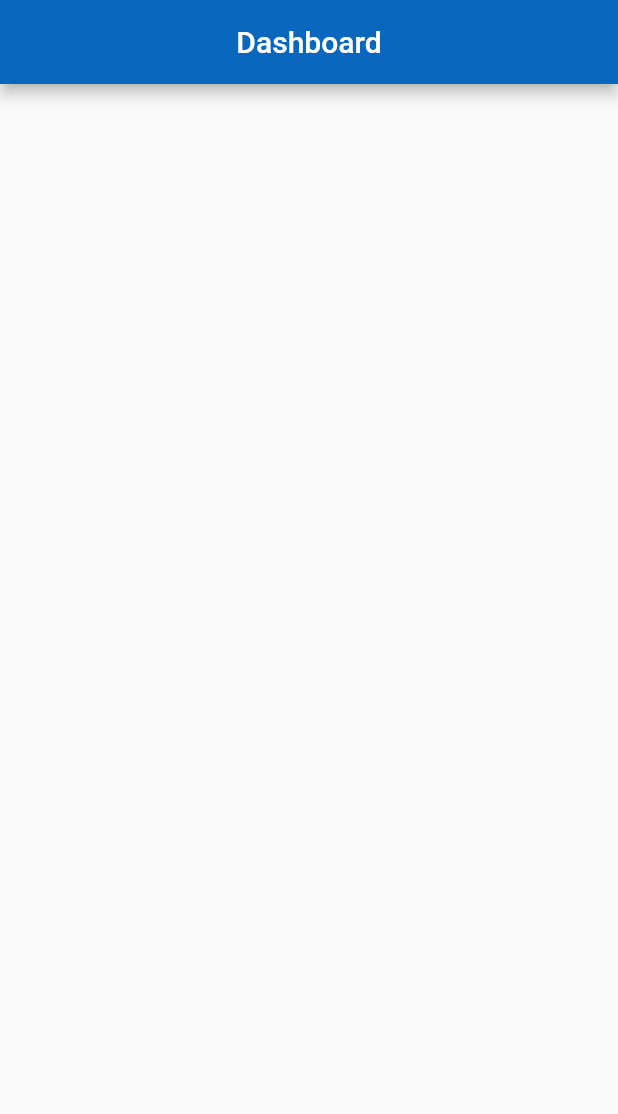
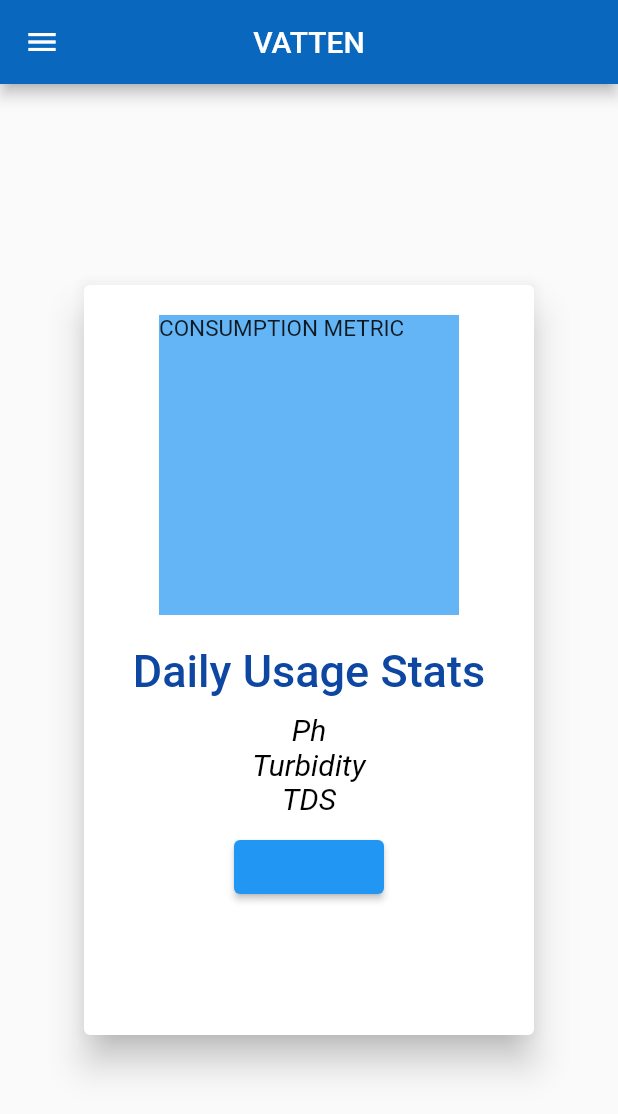
Before and after one commit to pravinpk024/Vatten, a Flutter app: the Mydash screen opened directly, on a phone screen of 412 x 824 dp. Shown: the top 1114 px of the screen. Run offline on Flutter 3.47's test engine with Material 2 defaults, Android fonts, the phone set to English and light mode, and no system bars; our stand-ins replace cloud_firestore, firebase_auth, firebase_core, pinput; missing offline and left inert: dart:html; accounts and stored records are empty.

Commit message:
vatten updated

```diff
--- a/vatten/lib/dash.dart
+++ b/vatten/lib/dash.dart
@@ -1,24 +1,199 @@
+// ignore_for_file: unused_import, prefer_const_constructors
+import 'dart:html';
+
 import 'package:flutter/material.dart';
 import 'package:url_launcher/url_launcher.dart';
 import 'package:url_launcher/url_launcher_string.dart';
 import 'package:vatten/phone.dart';
+import 'package:vatten/draw.dart';
 
-import 'draw.dart';
-
-class Mydash extends StatelessWidget {
+class Mydash extends StatefulWidget {
   const Mydash({super.key});
 
+  @override
+  State<Mydash> createState() => _MydashState();
+}
+
+class _MydashState extends State<Mydash> {
   @override
   Widget build(BuildContext context) {
     return Scaffold(
       appBar: AppBar(
         centerTitle: true,
         title: const Text(
-          'Dashboard',
+          'VATTEN',
         ),
         backgroundColor: Color.fromARGB(255, 10, 103, 190),
       ),
-      //body: const Mydraw()
+      body: Center(
+        /** Card Widget **/
+        child: Card(
+          elevation: 10,
+          shadowColor: Colors.black,
+          color: Colors.blueAccent[10],
+          child: SizedBox(
+            width: 300,
+            height: 500,
+            child: Padding(
+              padding: const EdgeInsets.all(20.0),
+              child: Column(
+                children: [
+                  Container(
+                    height: 200,
+                    width: 200,
+                    color: Colors.blue[300],
+                    child: Text("CONSUMPTION METRIC",
+                        style: TextStyle(fontSize: 15)),
+                  ),
+                  const SizedBox(
+                    height: 20,
+                  ), //SizedBox
+
+                  Text(
+                    'Daily Usage Stats',
+                    style: TextStyle(
+                      fontSize: 30,
+                      decorationThickness: 10,
+                      color: Colors.blue[900],
+                      fontWeight: FontWeight.w500,
+                    ), //Textstyle
+                  ), //Text
+                  const SizedBox(
+                    height: 10,
+                  ), //SizedBox
+                  const Text(
+                    'Ph',
+                    style: TextStyle(
+                      fontSize: 20,
+                      fontStyle: FontStyle.italic,
+                      color: Colors.black,
+                    ), //Textstyle
+                  ),
+                  const Text(
+                    'Turbidity',
+                    style: TextStyle(
+                      fontSize: 20,
+                      fontStyle: FontStyle.italic,
+                      color: Colors.black,
+                    ), //Textstyle
+                  ),
+                  const Text(
+                    'TDS',
+                    style: TextStyle(
+                      fontSize: 20,
+                      fontStyle: FontStyle.italic,
+                      color: Colors.black,
+                    ), //Textstyle
+                  ), //Text
+                  const SizedBox(
+                    height: 10,
+                  ), //SizedBox
+                  SizedBox(
+                    width: 100,
+                    child: ElevatedButton(
+                      onPressed: () => 'Null',
+                      style: ButtonStyle(
+                          backgroundColor:
+                              MaterialStateProperty.all(Colors.blue)),
+                      child: Padding(
+                        padding: const EdgeInsets.all(4),
+                      ),
+                    ),
+                  ) //SizedBox
+                ],
+              ), //Column
+            ), //Padding
+          ), //SizedBox
+        ), //Card
+      ), //Center
+
+      drawer: Drawer(
+        child: ListView(
+          // Important: Remove any padding from the ListView.
+          padding: EdgeInsets.zero,
+          children: [
+            const DrawerHeader(
+              decoration: BoxDecoration(
+                color: Colors.blue,
+              ),
+              child: Text('Navigation Bar'),
+            ),
+            ListTile(
+              leading: Icon(
+                Icons.home,
+              ),
+              title: const Text('Home'),
+              onTap: () {
+                Navigator.pop(context);
+              },
+            ),
+            ListTile(
+              leading: Icon(
+                Icons.person,
+              ),
+              title: const Text('Profile'),
+              onTap: () {
+                Navigator.pop(context);
+              },
+            ),
+            ListTile(
+              leading: Icon(
+                Icons.analytics,
+              ),
+              title: const Text('Usage Stats'),
+              onTap: () {
+                Navigator.pop(context);
+              },
+            ),
+            ListTile(
+              leading: Icon(
+                Icons.payment,
+              ),
+              title: const Text('Bills & Payments'),
+              onTap: () {
+                Navigator.pop(context);
+              },
+            ),
+            ListTile(
+              leading: Icon(
+                Icons.emoji_people,
+              ),
+              title: const Text('Raise a query'),
+              onTap: () async {
+                await launchUrlString("mailto://helpdesk.vatten@gmail.com");
+              },
+            ),
+            ListTile(
+              leading: Icon(
+                Icons.groups,
+              ),
+              title: const Text('About Us'),
+              onTap: () {
+                Navigator.pop(context);
+              },
+            ),
+            ListTile(
+              leading: Icon(
+                Icons.logout,
+              ),
+              title: const Text('Logout'),
+              onTap: () {
+                Navigator.pushReplacement(context,
+                    MaterialPageRoute(builder: (context) => MyPhone()));
+              },
+            ),
+            Expanded(
+                child: Align(
+              alignment: Alignment.bottomCenter,
+              child: Container(
+                height: 65,
+                width: MediaQuery.of(context).size.width,
+                child: Center(child: Row()),
+              ),
+            ))
+          ],
+        ),
+      ),
     );
   }
 }
--- a/vatten/lib/draw.dart
+++ b/vatten/lib/draw.dart
@@ -10,7 +10,6 @@ class Mydraw extends StatelessWidget {
     return Scaffold(
       drawer: Drawer(
         child: ListView(
-          // Important: Remove any padding from the ListView.
           padding: EdgeInsets.zero,
           children: [
             const DrawerHeader(
--- a/vatten/lib/splash.dart
+++ b/vatten/lib/splash.dart
@@ -1,6 +1,4 @@
-//import 'dart:html';
-// ignore_for_file: prefer_const_constructors
-
+import 'dart:html';
 import 'dart:ui';
 
 import 'package:flutter/material.dart';
```
Also changed, not shown: vatten/lib/main.dart (+7 -3 lines), vatten/lib/navbar.dart (added, +76 -0 lines), vatten/lib/readings.dart (added, +59 -0 lines), vatten/lib/services/dbService.dart (added, +9 -0 lines), vatten/pubspec.yaml (+6 -9 lines), vatten/pubspec.lock, 1 other file.
